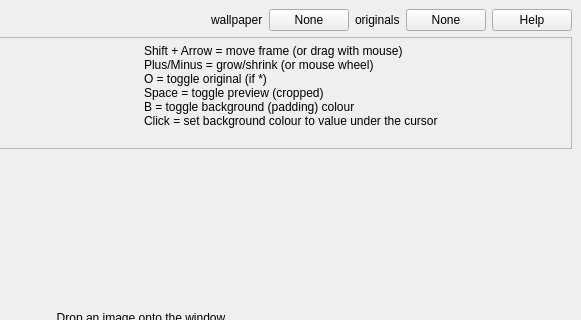
Qt form ImageWindow.ui (a1291762/wallpaper_helper) before a commit; both pictures show x 299 to 880 and y 0 to 320 of the 880 by 490 pixel window.
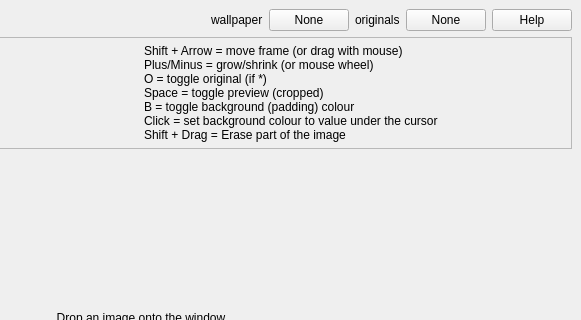
The same form after that commit. Custom widgets are drawn as their Qt base class.

Commit message:
Allow patching an image
Uses the same colour as the background.
Handy for erasing small parts of the image.

Patch:
```diff
--- a/ImageWindow.ui
+++ b/ImageWindow.ui
@@ -163,7 +163,7 @@
        <item>
         <widget class="QLabel" name="label_7">
          <property name="text">
-          <string>&lt;html&gt;&lt;head/&gt;&lt;body&gt;&lt;p&gt;Shift + Arrow = move frame (or drag with mouse)&lt;br/&gt;Plus/Minus = grow/shrink (or mouse wheel)&lt;br/&gt;O = toggle original (if *)&lt;br/&gt;Space = toggle preview (cropped)&lt;br/&gt;B = toggle background (padding) colour&lt;br/&gt;Click = set background colour to value under the cursor&lt;/p&gt;&lt;/body&gt;&lt;/html&gt;</string>
+          <string>&lt;html&gt;&lt;head/&gt;&lt;body&gt;&lt;p&gt;Shift + Arrow = move frame (or drag with mouse)&lt;br/&gt;Plus/Minus = grow/shrink (or mouse wheel)&lt;br/&gt;O = toggle original (if *)&lt;br/&gt;Space = toggle preview (cropped)&lt;br/&gt;B = toggle background (padding) colour&lt;br/&gt;Click = set background colour to value under the cursor&lt;br/&gt;Shift + Drag = Erase part of the image&lt;/p&gt;&lt;/body&gt;&lt;/html&gt;</string>
          </property>
          <property name="alignment">
           <set>Qt::AlignLeading|Qt::AlignLeft|Qt::AlignTop</set>
```
The commit also changes 1 other file.
